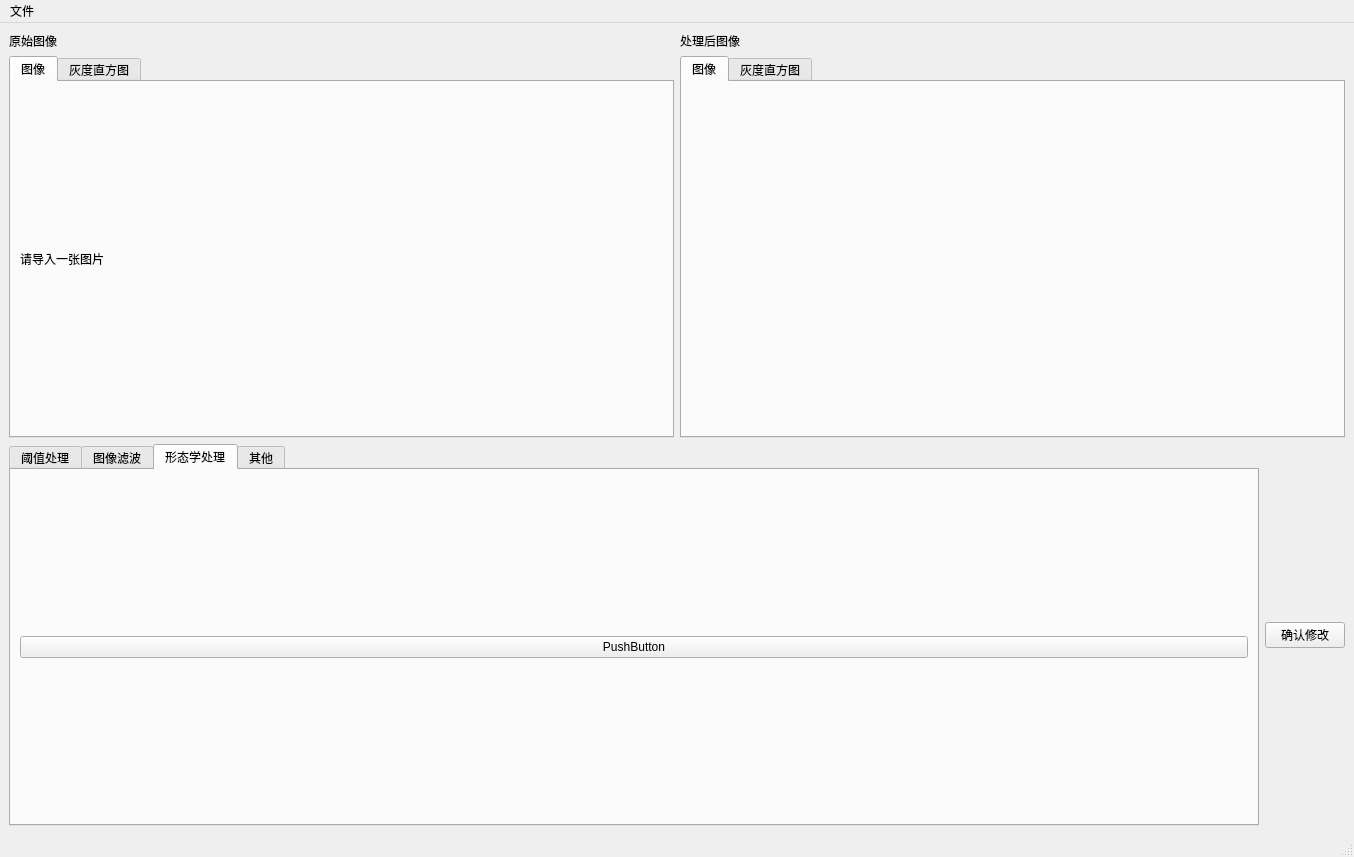
Above: BI123.ui from lingyy-1109/BI123 before the change. Below: the same form after it.
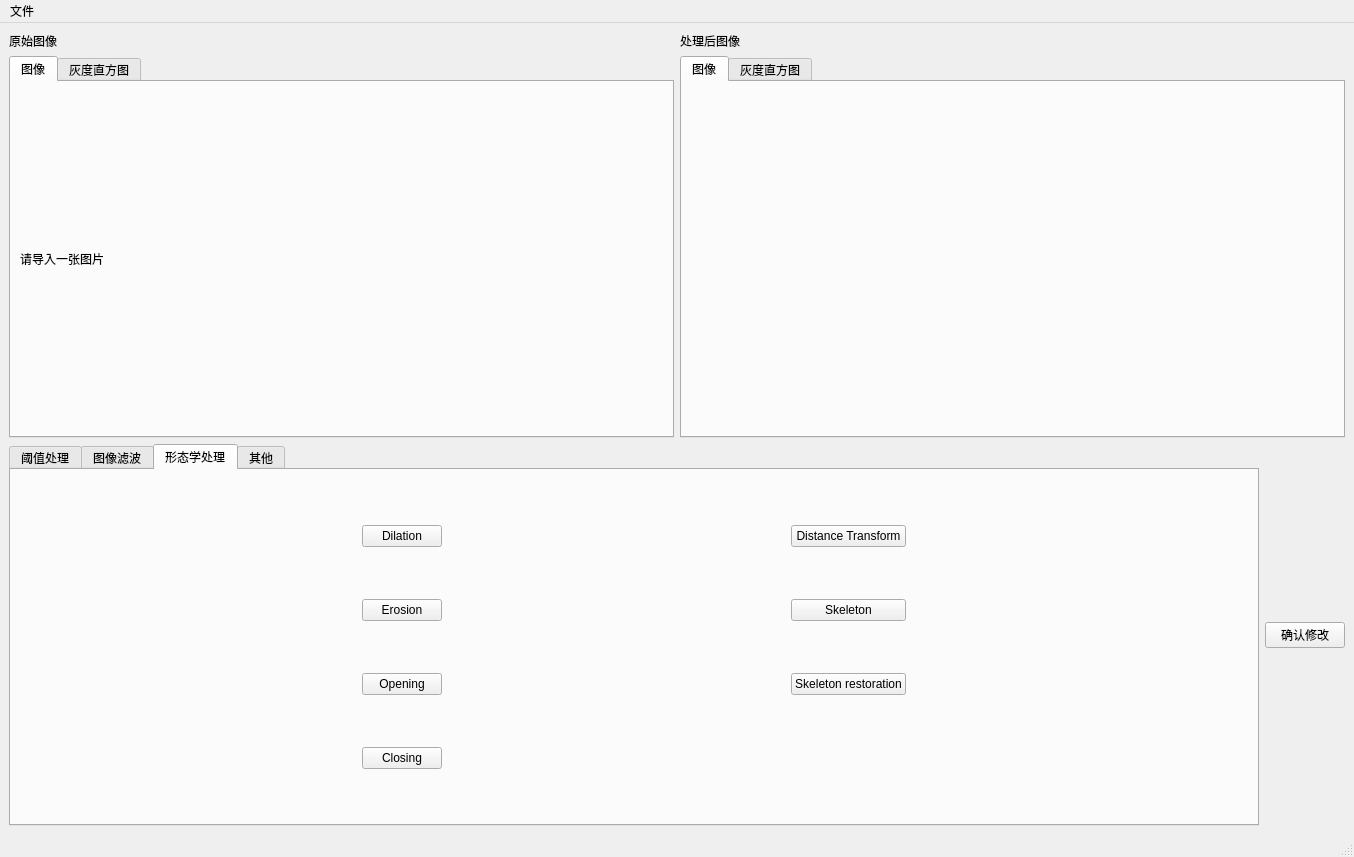
That is the form after the change. The open tabs and pages were chosen to show the change.

Patch:
```diff
--- a/BI123.ui
+++ b/BI123.ui
@@ -221,14 +221,160 @@
          </attribute>
          <layout class="QGridLayout" name="gridLayout_5">
           <item row="0" column="0">
-           <layout class="QVBoxLayout" name="verticalLayout_3">
-            <item>
-             <widget class="QPushButton" name="pushButton_2">
+           <layout class="QGridLayout" name="gridLayout_8">
+            <item row="1" column="1">
+             <widget class="QPushButton" name="DilationButton">
               <property name="text">
-               <string>PushButton</string>
+               <string>Dilation</string>
               </property>
              </widget>
             </item>
+            <item row="1" column="3">
+             <widget class="QPushButton" name="DistanceTransformButton">
+              <property name="text">
+               <string>Distance Transform</string>
+              </property>
+             </widget>
+            </item>
+            <item row="1" column="2">
+             <spacer name="horizontalSpacer_7">
+              <property name="orientation">
+               <enum>Qt::Horizontal</enum>
+              </property>
+              <property name="sizeHint" stdset="0">
+               <size>
+                <width>40</width>
+                <height>20</height>
+               </size>
+              </property>
+             </spacer>
+            </item>
+            <item row="5" column="3">
+             <widget class="QPushButton" name="SkeletonRestorationButton">
+              <property name="text">
+               <string>Skeleton restoration</string>
+              </property>
+             </widget>
+            </item>
+            <item row="1" column="0">
+             <spacer name="horizontalSpacer_5">
+              <property name="orientation">
+               <enum>Qt::Horizontal</enum>
+              </property>
+              <property name="sizeHint" stdset="0">
+               <size>
+                <width>40</width>
+                <height>20</height>
+               </size>
+              </property>
+             </spacer>
+            </item>
+            <item row="0" column="1">
+             <spacer name="verticalSpacer_7">
+              <property name="orientation">
+               <enum>Qt::Vertical</enum>
+              </property>
+              <property name="sizeHint" stdset="0">
+               <size>
+                <width>20</width>
+                <height>40</height>
+               </size>
+              </property>
+             </spacer>
+            </item>
+            <item row="3" column="1">
+             <widget class="QPushButton" name="ErosionButton">
+              <property name="text">
+               <string>Erosion</string>
+              </property>
+             </widget>
+            </item>
+            <item row="5" column="1">
+             <widget class="QPushButton" name="OpeningButton">
+              <property name="text">
+               <string>Opening</string>
+              </property>
+             </widget>
+            </item>
+            <item row="7" column="1">
+             <widget class="QPushButton" name="ClosingButton">
+              <property name="text">
+               <string>Closing</string>
+              </property>
+             </widget>
+            </item>
+            <item row="6" column="1">
+             <spacer name="verticalSpacer_10">
+              <property name="orientation">
+               <enum>Qt::Vertical</enum>
+              </property>
+              <property name="sizeHint" stdset="0">
+               <size>
+                <width>20</width>
+                <height>40</height>
+               </size>
+              </property>
+             </spacer>
+            </item>
+            <item row="3" column="3">
+             <widget class="QPushButton" name="SkeletonButton">
+              <property name="text">
+               <string>Skeleton</string>
+              </property>
+             </widget>
+            </item>
+            <item row="1" column="4">
+             <spacer name="horizontalSpacer_6">
+              <property name="orientation">
+               <enum>Qt::Horizontal</enum>
+              </property>
+              <property name="sizeHint" stdset="0">
+               <size>
+                <width>40</width>
+                <height>20</height>
+               </size>
+              </property>
+             </spacer>
+            </item>
+            <item row="2" column="1">
+             <spacer name="verticalSpacer_8">
+              <property name="orientation">
+               <enum>Qt::Vertical</enum>
+              </property>
+              <property name="sizeHint" stdset="0">
+               <size>
+                <width>20</width>
+                <height>40</height>
+               </size>
+              </property>
+             </spacer>
+            </item>
+            <item row="4" column="1">
+             <spacer name="verticalSpacer_9">
+              <property name="orientation">
+               <enum>Qt::Vertical</enum>
+              </property>
+              <property name="sizeHint" stdset="0">
+               <size>
+                <width>20</width>
+                <height>40</height>
+               </size>
+              </property>
+             </spacer>
+            </item>
+            <item row="8" column="1">
+             <spacer name="verticalSpacer_11">
+              <property name="orientation">
+               <enum>Qt::Vertical</enum>
+              </property>
+              <property name="sizeHint" stdset="0">
+               <size>
+                <width>20</width>
+                <height>40</height>
+               </size>
+              </property>
+             </spacer>
+            </item>
            </layout>
           </item>
          </layout>
```
Left out of the diff: 132 changed lines with no effect on the pictures.
